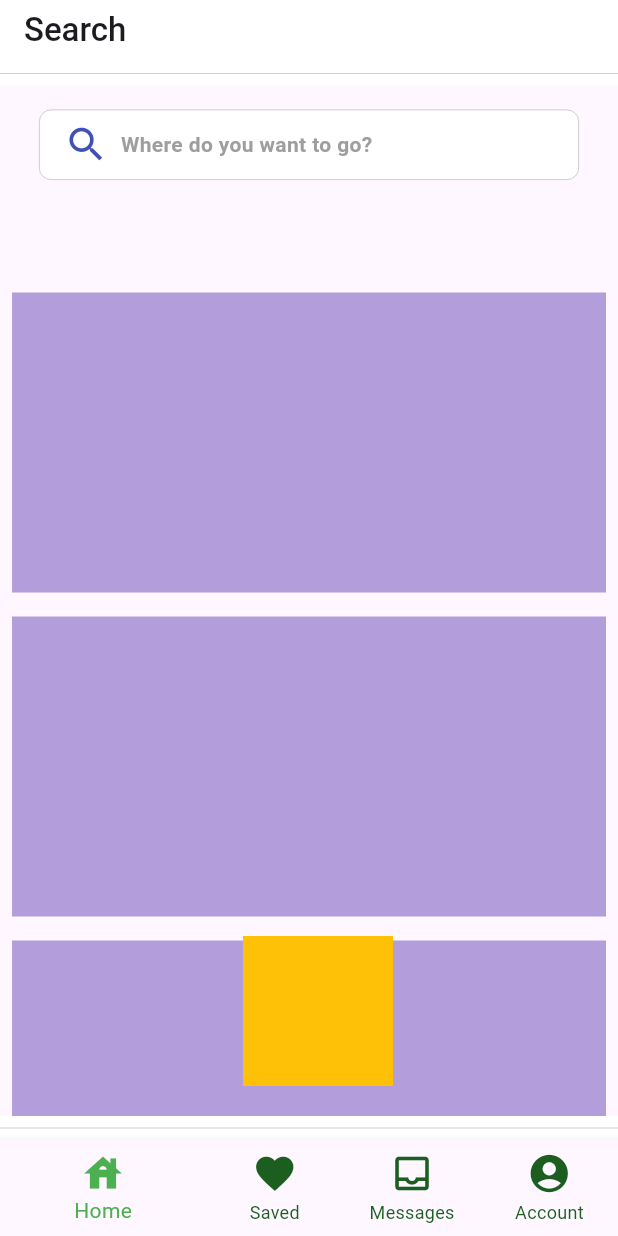
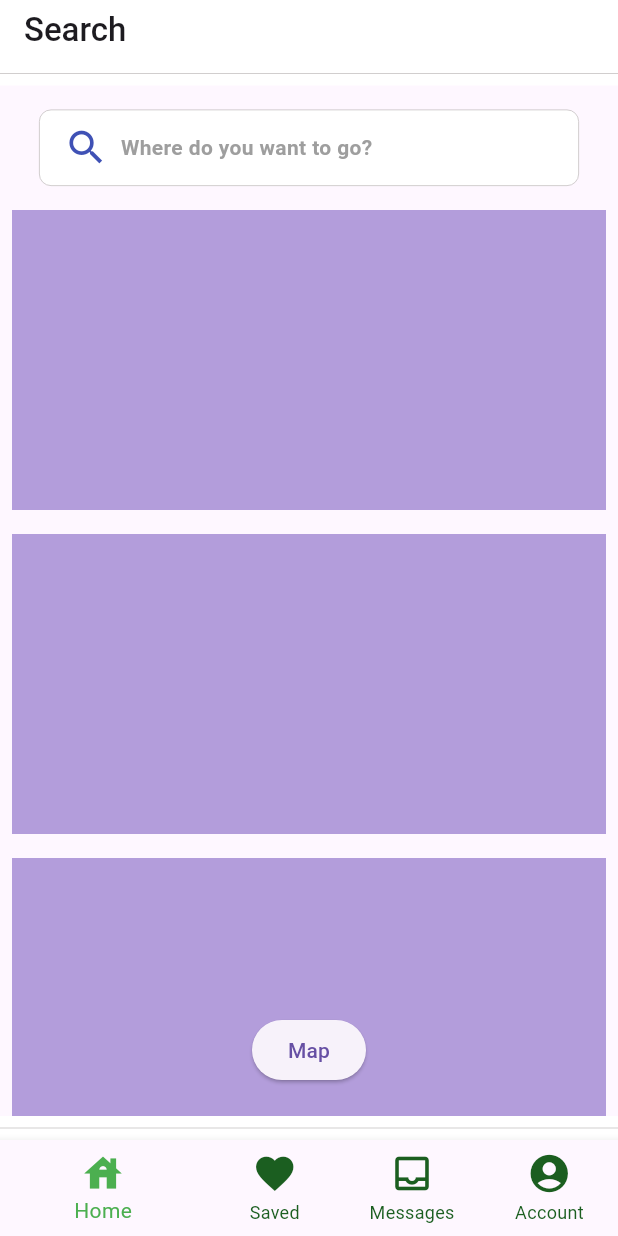
Before and after one commit to ChrisrunnerR/AppartmentSwap, a Flutter app: the screen it shows once a user with an empty profile is signed in, on a phone screen of 412 x 824 dp. Run offline on Flutter 3.47's test engine with Material 3 defaults, Android fonts, the phone set to English and light mode, and no system bars; our stand-ins replace firebase_auth, firebase_core, google_maps_flutter, google_sign_in; accounts and stored records are empty.

Commit message:
added in the modal when map button is pressed

```diff
--- /dev/null
+++ b/lib/components/map_button.dart
@@ -0,0 +1,57 @@
+import 'dart:async';
+import 'package:flutter/material.dart';
+import 'package:google_maps_flutter/google_maps_flutter.dart';
+
+class MapButton extends StatefulWidget {
+  void Function()? onPressed;
+  MapButton({super.key});
+
+  @override
+  State<MapButton> createState() => _MapButtonState();
+}
+
+class _MapButtonState extends State<MapButton> {
+  @override
+  Widget build(BuildContext context) {
+    return Stack(
+      children: <Widget>[
+        Positioned(
+          bottom: 20,
+          left: 0,
+          right: 0,
+          child: Center(
+            child: ElevatedButton(
+              onPressed: () => _showMapModal(context),
+              child: const Text("Map"),
+            ),
+          ),
+        ),
+      ],
+    );
+  }
+}
+
+void _showMapModal(BuildContext context) {
+  showModalBottomSheet(
+    isScrollControlled: true,
+    enableDrag: true,
+    isDismissible: true,
+    context: context,
+    backgroundColor: Colors.transparent, // Make modal background transparent
+    shape: const RoundedRectangleBorder(
+      borderRadius: BorderRadius.vertical(top: Radius.circular(25)),
+    ),
+    builder: (BuildContext context) {
+      return FractionallySizedBox(
+        heightFactor: 0.9,
+        child: Container(
+          decoration: const BoxDecoration(
+            color: Colors.white, // Apply color here within decoration
+            borderRadius: BorderRadius.vertical(
+                top: Radius.circular(25)), // Match modal shape
+          ),
+        ),
+      );
+    },
+  );
+}
--- a/lib/components/scroll_listview_homes.dart
+++ b/lib/components/scroll_listview_homes.dart
@@ -2,6 +2,7 @@
 
 import 'package:flutter/material.dart';
 import 'package:flutter/widgets.dart';
+import 'package:signin/components/map_button.dart';
 import 'package:signin/components/search_bar.dart';
 
 class ScrollViewHomes extends StatelessWidget {
@@ -50,15 +51,8 @@ class ScrollViewHomes extends StatelessWidget {
             ),
           ],
         ),
-        Positioned(
-          bottom: 20,
-          right: 150,
-          child: Container(
-            height: 100,
-            width: 100,
-            color: Colors.amber,
-          ),
-        )
+        //add on rand component
+        MapButton(),
       ],
     );
   }
--- a/lib/components/search_bar.dart
+++ b/lib/components/search_bar.dart
@@ -10,7 +10,7 @@ class SearchBarDest extends StatelessWidget {
   @override
   Widget build(BuildContext context) {
     return Container(
-      height: 130.0,
+      height: 75.0,
       child: Stack(
         children: [
           Positioned(
@@ -19,7 +19,7 @@ class SearchBarDest extends StatelessWidget {
             top: 16.0,
             child: Container(
               margin: EdgeInsets.symmetric(horizontal: 10),
-              padding: EdgeInsets.symmetric(horizontal: 16.0, vertical: 8.0),
+              padding: EdgeInsets.symmetric(horizontal: 16.0, vertical: 10.0),
               decoration: BoxDecoration(
                 color: Colors.white,
                 border: Border.all(
--- a/lib/pages/home_page.dart
+++ b/lib/pages/home_page.dart
@@ -3,6 +3,7 @@
 import 'package:firebase_auth/firebase_auth.dart';
 import 'package:flutter/material.dart';
 import 'package:signin/components/scroll_listview_homes.dart';
+import 'package:signin/components/search_bar.dart';
 
 class HomePage extends StatefulWidget {
   HomePage({super.key});
--- a/pubspec.yaml
+++ b/pubspec.yaml
@@ -13,11 +13,14 @@ dependencies:
   google_maps_flutter: ^2.6.0
   flutter:
     sdk: flutter
+  http: ^1.2.1
+  json_serializable: ^6.7.1
 
 dev_dependencies:
   flutter_test:
     sdk: flutter
   flutter_lints: ^3.0.0
+  build_runner: ^2.4.9
 
 flutter:
   uses-material-design: true
```
Also changed, not shown: pubspec.lock, 2 other files.
